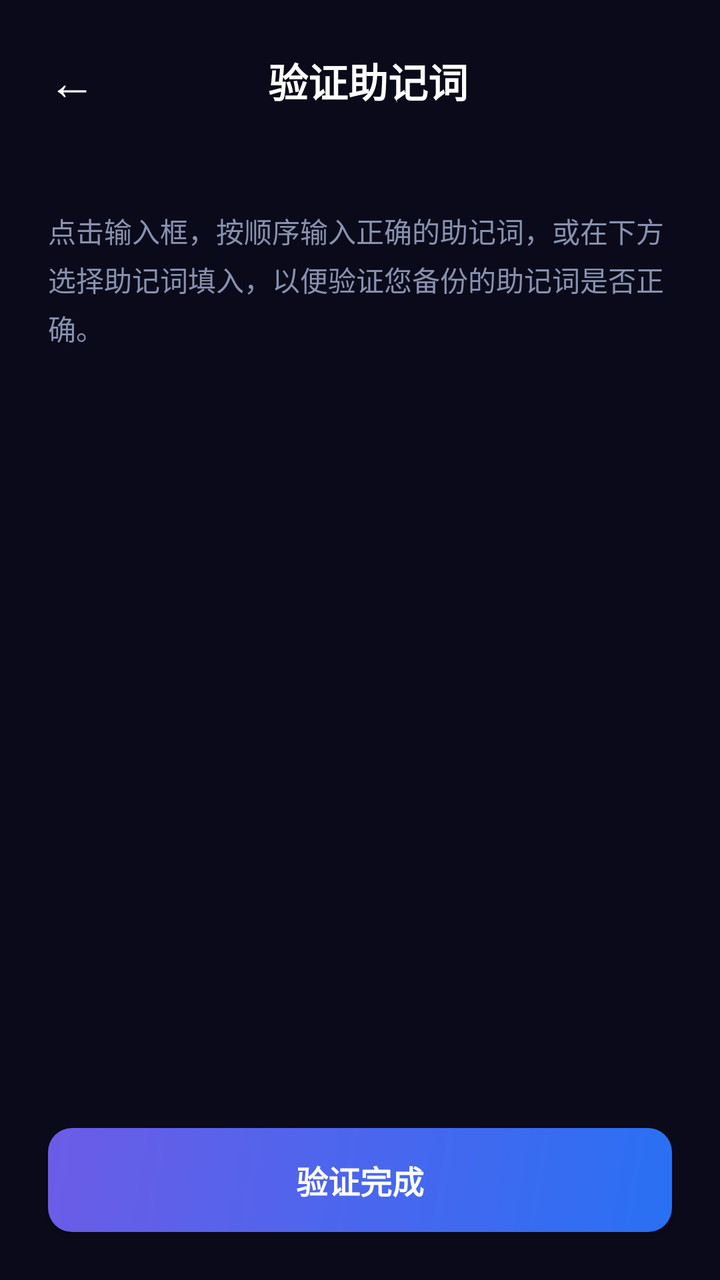
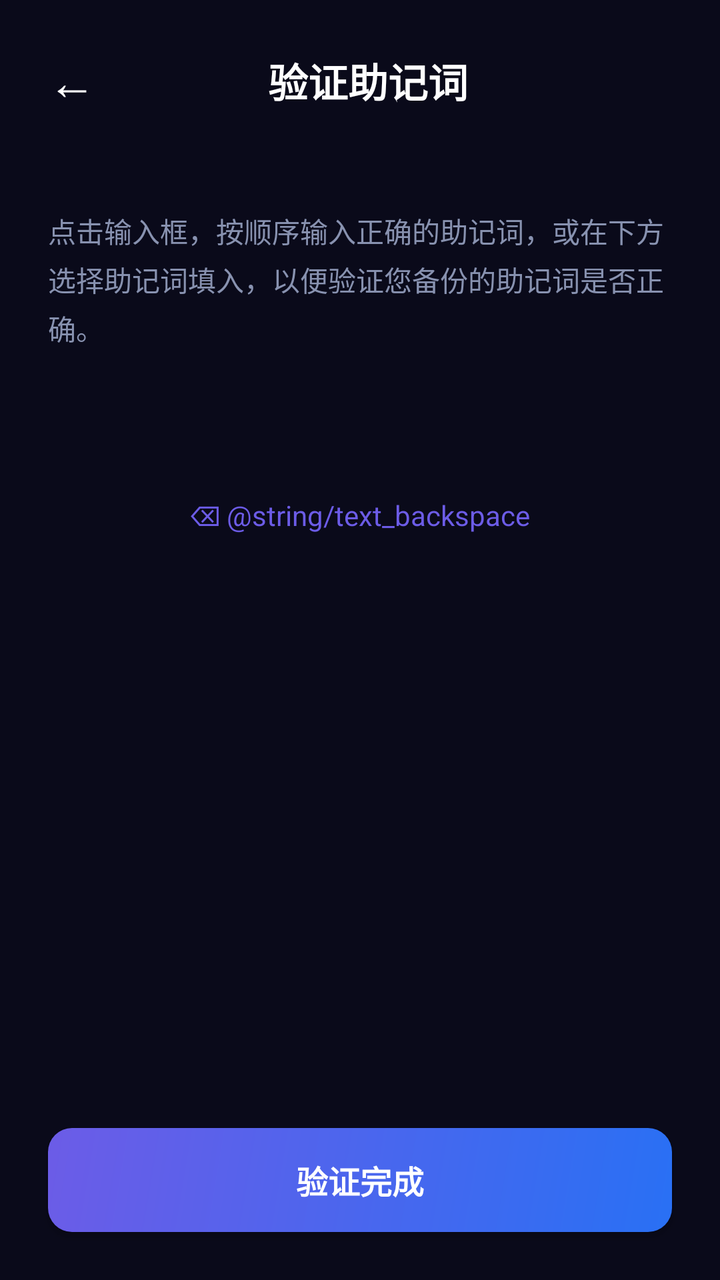

Screens rendered from an Android XML layout before and after an edit, with the pre-edit source and the edit as a unified diff.
<!-- AndroidManifest.xml: application theme AppTheme -->
<!-- res/layout/activity_verify_mnemonic.xml -->
<?xml version="1.0" encoding="utf-8"?>
<LinearLayout xmlns:android="http://schemas.android.com/apk/res/android"
    android:layout_width="match_parent"
    android:layout_height="match_parent"
    android:background="#0a0a1a"
    android:orientation="vertical">

    
    <LinearLayout
        android:layout_width="match_parent"
        android:layout_height="wrap_content"
        android:orientation="horizontal"
        android:gravity="center_vertical"
        android:padding="16dp">

        <TextView
            android:id="@+id/btnBack"
            android:layout_width="wrap_content"
            android:layout_height="wrap_content"
            android:text="←"
            android:textColor="#ffffff"
            android:textSize="24sp"
            android:padding="8dp" />

        <TextView
            android:layout_width="0dp"
            android:layout_height="wrap_content"
            android:layout_weight="1"
            android:gravity="center"
            android:text="@string/text_verify_mnemonic"
            android:textColor="#ffffff"
            android:textSize="20sp"
            android:textStyle="bold" />

        <View
            android:layout_width="32dp"
            android:layout_height="1dp" />
    </LinearLayout>

    <ScrollView
        android:layout_width="match_parent"
        android:layout_height="0dp"
        android:layout_weight="1"
        android:fillViewport="true">

        <LinearLayout
            android:layout_width="match_parent"
            android:layout_height="wrap_content"
            android:orientation="vertical"
            android:padding="24dp">

            
            <TextView
                android:layout_width="match_parent"
                android:layout_height="wrap_content"
                android:text="@string/msg_verify_mnemonic_instruction"
                android:textColor="#8892b0"
                android:textSize="14sp"
                android:lineSpacingExtra="4dp"
                android:layout_marginBottom="24dp" />

            
            <LinearLayout
                android:id="@+id/inputGrid"
                android:layout_width="match_parent"
                android:layout_height="wrap_content"
                android:orientation="vertical"
                android:layout_marginBottom="24dp" />

            
            <LinearLayout
                android:id="@+id/candidateGrid"
                android:layout_width="match_parent"
                android:layout_height="wrap_content"
                android:orientation="vertical" />
        </LinearLayout>
    </ScrollView>

    
    <Button
        android:id="@+id/btnVerifyConfirm"
        android:layout_width="match_parent"
        android:layout_height="52dp"
        android:text="@string/text_verify_confirm"
        android:textColor="#ffffff"
        android:textSize="16sp"
        android:textStyle="bold"
        android:background="@drawable/button_primary_background"
        android:layout_margin="24dp" />

</LinearLayout>
<!-- resources referenced by this layout -->
<resources>
  <!-- drawable button_primary_background (drawable) -->
  <?xml version="1.0" encoding="utf-8"?>
  <shape xmlns:android="http://schemas.android.com/apk/res/android" android:shape="rectangle">
      <gradient android:startColor="#2970F4" android:endColor="#6C5CE7" android:angle="135" />
      <corners android:radius="12dp" />
  </shape>
  <string name="msg_verify_mnemonic_instruction">点击输入框，按顺序输入正确的助记词，或在下方选择助记词填入，以便验证您备份的助记词是否正确。</string>
  <string name="text_verify_confirm">验证完成</string>
  <string name="text_verify_mnemonic">验证助记词</string>
  <style name="AppTheme" parent="Theme.MaterialComponents.DayNight.NoActionBar">
          <item name="colorPrimary">#667eea</item>
          <item name="colorPrimaryVariant">#764ba2</item>
          <item name="colorOnPrimary">#ffffff</item>
          <item name="android:statusBarColor">?android:attr/colorBackground</item>
          <item name="android:windowBackground">?android:attr/colorBackground</item>
          <item name="android:navigationBarColor">?android:attr/colorBackground</item>
      </style>
</resources>

<!-- the commit's change to res/layout/activity_verify_mnemonic.xml (unified diff, before → after) -->
@@ -73,6 +73,18 @@
                 android:layout_width="match_parent"
                 android:layout_height="wrap_content"
                 android:orientation="vertical" />
+
+            
+            <TextView
+                android:id="@+id/btnBackspace"
+                android:layout_width="wrap_content"
+                android:layout_height="wrap_content"
+                android:layout_gravity="center_horizontal"
+                android:text="⌫ @string/text_backspace"
+                android:textColor="#6C5CE7"
+                android:textSize="14sp"
+                android:padding="10dp"
+                android:layout_marginTop="16dp" />
         </LinearLayout>
     </ScrollView>
 
<!-- resource entries referenced after the edit -->
@@ -7,6 +7,7 @@
       <corners android:radius="12dp" />
   </shape>
   <string name="msg_verify_mnemonic_instruction">点击输入框，按顺序输入正确的助记词，或在下方选择助记词填入，以便验证您备份的助记词是否正确。</string>
+  <string name="text_backspace">退格</string>
   <string name="text_verify_confirm">验证完成</string>
   <string name="text_verify_mnemonic">验证助记词</string>
   <style name="AppTheme" parent="Theme.MaterialComponents.DayNight.NoActionBar">
